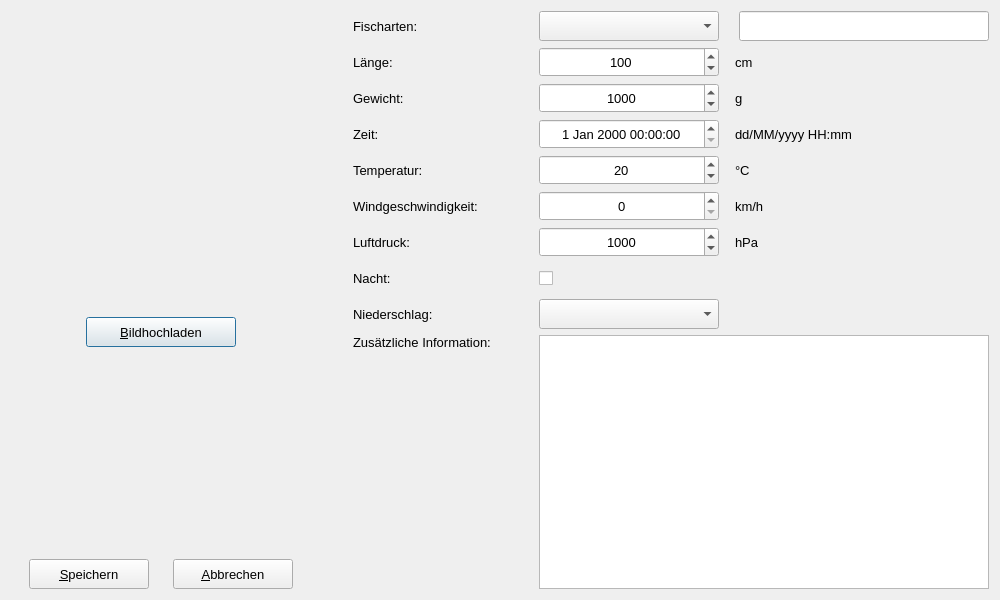
Old version of the form FischDialog.ui in the repository igor53c/Angeltagebuch.
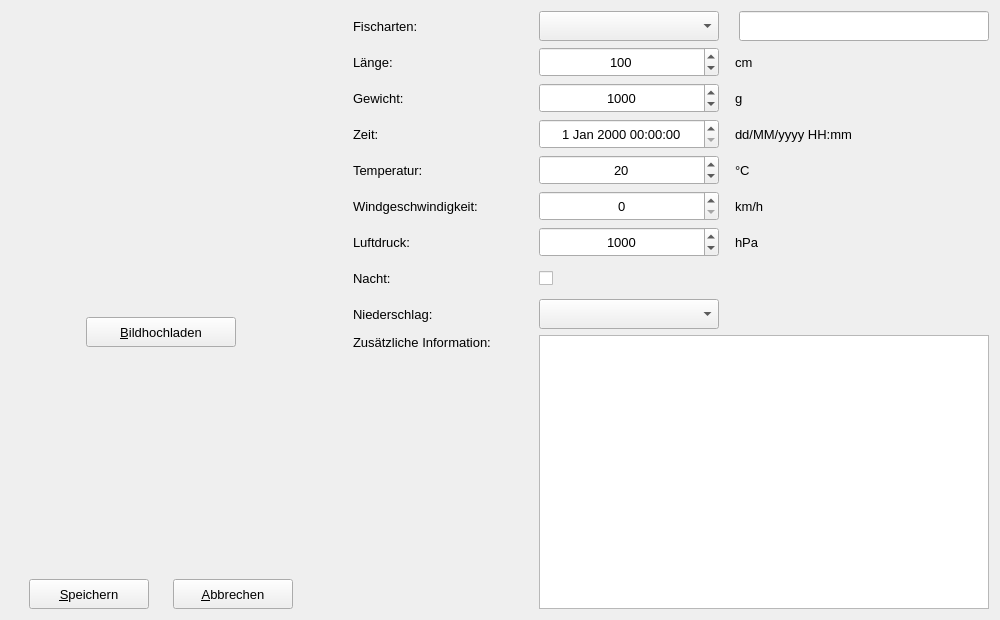
New version of the form. Icons and pictures are not drawn.

```diff
--- a/FischDialog.ui
+++ b/FischDialog.ui
@@ -7,7 +7,7 @@
     <x>0</x>
     <y>0</y>
     <width>1000</width>
-    <height>600</height>
+    <height>620</height>
    </rect>
   </property>
   <property name="font">
@@ -68,6 +68,9 @@
          <property name="text">
           <string>&amp;Bildhochladen</string>
          </property>
+         <property name="autoDefault">
+          <bool>false</bool>
+         </property>
         </widget>
        </item>
       </layout>
@@ -104,6 +107,9 @@
          <property name="text">
           <string>&amp;Speichern</string>
          </property>
+         <property name="autoDefault">
+          <bool>false</bool>
+         </property>
         </widget>
        </item>
        <item>
@@ -123,6 +129,9 @@
          <property name="text">
           <string>&amp;Abbrechen</string>
          </property>
+         <property name="autoDefault">
+          <bool>false</bool>
+         </property>
         </widget>
        </item>
       </layout>
```
Left out of the diff: 8 changed lines with no effect on the pictures.
